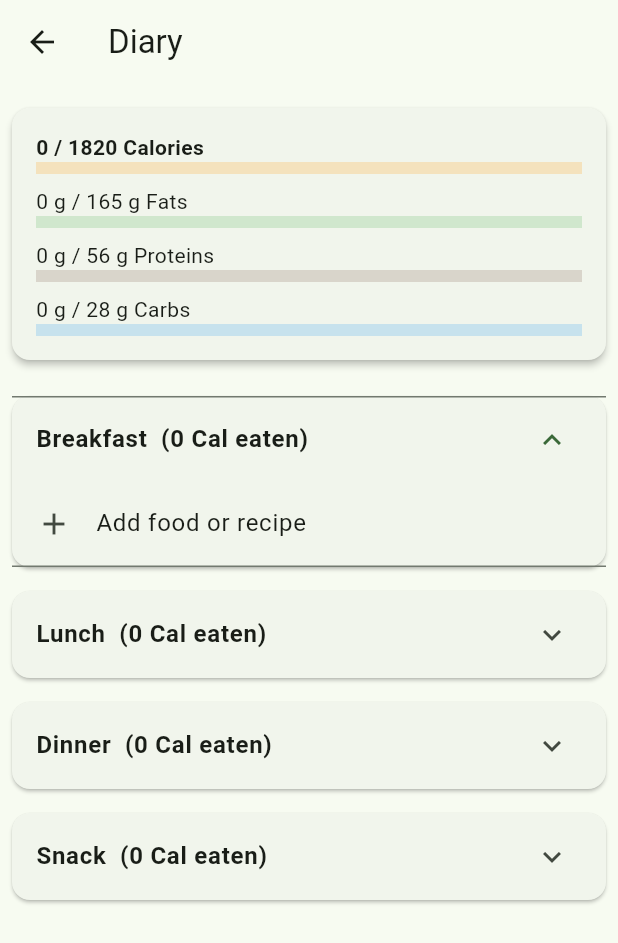
After one commit to Elia-Helou/flutter_project, a Flutter app: the DiaryScreen screen opened by its route, after a tap on an icon or button, on a phone screen of 412 x 824 dp. The commit adds this screen. Shown: the top 943 px of the screen. Run offline on Flutter 3.47's test engine with Material 3 defaults, Android fonts, the light colour scheme and no system bars; our stand-ins replace flutter_dotenv, flutter_markdown, image_picker; missing offline and left inert: bcrypt, postgres.

Commit message:
Progress

```diff
--- a/lib/routes/app_routes.dart
+++ b/lib/routes/app_routes.dart
@@ -6,6 +6,7 @@ import 'package:project/screens/auth/signup_screen.dart';
 import 'package:project/screens/home_screen.dart';
 import 'package:project/screens/profile_screen.dart';
 import 'package:project/screens/scan_food_screen.dart';
+import 'package:project/screens/diary_screen.dart';
 // import 'package:project/screens/search_screen.dart';
 import 'package:project/screens/search_screen.dart';
 // import 'package:project/screens/add_screen.dart';
@@ -22,6 +23,7 @@ class AppRoutes {
   static const String favorites = '/favorites';
   static const String profile = '/profile';
   static const String scanFood = '/scanFood';
+  static const String diary = '/diary';
 
   static Map<String, dynamic> routes = {
     splash: (context) => const SplashScreen(),
@@ -34,5 +36,6 @@ class AppRoutes {
     // favorites: (context) => const FavoritesScreen(),
     profile: (context) => const ProfileScreen(),
     scanFood: (context) => const ScanFoodScreen(),
+    diary: (context) => const DiaryScreen(),
   };
 }
--- /dev/null
+++ b/lib/screens/diary_screen.dart
@@ -0,0 +1,188 @@
+import 'package:flutter/material.dart';
+import 'package:provider/provider.dart';
+import '../services/database_service.dart';
+import '../providers/user_provider.dart';
+import '../core/constants/colors.dart';
+import 'dart:async';
+import 'dart:math';
+
+class DiaryScreen extends StatefulWidget {
+  const DiaryScreen({Key? key}) : super(key: key);
+
+  @override
+  State<DiaryScreen> createState() => _DiaryScreenState();
+}
+
+class _DiaryScreenState extends State<DiaryScreen> {
+  late Future<void> _loadDataFuture;
+  Map<String, dynamic> _totals = {'calories': 0, 'fats': 0, 'protein': 0, 'carbs': 0};
+  Map<String, List<Map<String, dynamic>>> _meals = {
+    'Breakfast': [],
+    'Lunch': [],
+    'Dinner': [],
+    'Snack': [],
+  };
+  final DateTime _today = DateTime.now();
+
+  @override
+  void initState() {
+    super.initState();
+    _loadDataFuture = _loadDiaryData();
+  }
+
+  Future<void> _loadDiaryData() async {
+    final user = Provider.of<UserProvider>(context, listen: false).user;
+    if (user == null) return;
+    final totals = await DatabaseService.instance.fetchDiaryTotalsForDate(user.id, _today);
+    final entries = await DatabaseService.instance.fetchDiaryEntriesForDate(user.id, _today);
+    final meals = {
+      'Breakfast': <Map<String, dynamic>>[],
+      'Lunch': <Map<String, dynamic>>[],
+      'Dinner': <Map<String, dynamic>>[],
+      'Snack': <Map<String, dynamic>>[],
+    };
+    for (final entry in entries) {
+      final meal = entry['meal_type'] ?? 'Other';
+      if (meals.containsKey(meal)) {
+        meals[meal]!.add(entry);
+      }
+    }
+    setState(() {
+      _totals = {
+        'calories': num.tryParse(totals['calories'].toString()) ?? 0,
+        'fats': num.tryParse(totals['fats'].toString()) ?? 0,
+        'protein': num.tryParse(totals['protein'].toString()) ?? 0,
+        'carbs': num.tryParse(totals['carbs'].toString()) ?? 0,
+      };
+      _meals = meals;
+    });
+  }
+
+  Future<void> _removeEntry(int entryId) async {
+    await DatabaseService.instance.deleteFoodDiaryEntry(entryId);
+    await _loadDiaryData();
+  }
+
+  Widget _buildSummary() {
+    // Example targets, you can fetch from user profile if available
+    const int calorieTarget = 1820;
+    const int fatTarget = 165;
+    const int proteinTarget = 56;
+    const int carbTarget = 28;
+    return Card(
+      margin: const EdgeInsets.symmetric(vertical: 16, horizontal: 8),
+      elevation: 2,
+      child: Padding(
+        padding: const EdgeInsets.all(16.0),
+        child: Column(
+          crossAxisAlignment: CrossAxisAlignment.start,
+          children: [
+            Row(
+              children: [
+                Expanded(child: Text('${_totals['calories']} / $calorieTarget Calories', style: const TextStyle(fontWeight: FontWeight.bold))),
+              ],
+            ),
+            _buildProgressBar(_totals['calories'], calorieTarget, Colors.orange),
+            const SizedBox(height: 8),
+            Row(
+              children: [
+                Expanded(child: Text('${_totals['fats']} g / $fatTarget g Fats')),
+              ],
+            ),
+            _buildProgressBar(_totals['fats'], fatTarget, Colors.green),
+            const SizedBox(height: 8),
+            Row(
+              children: [
+                Expanded(child: Text('${_totals['protein']} g / $proteinTarget g Proteins')),
+              ],
+            ),
+            _buildProgressBar(_totals['protein'], proteinTarget, Colors.brown),
+            const SizedBox(height: 8),
+            Row(
+              children: [
+                Expanded(child: Text('${_totals['carbs']} g / $carbTarget g Carbs')),
+              ],
+            ),
+            _buildProgressBar(_totals['carbs'], carbTarget, Colors.blue),
+          ],
+        ),
+      ),
+    );
+  }
+
+  Widget _buildProgressBar(num value, num max, Color color) {
+    final percent = (max > 0) ? (value / max).clamp(0.0, 1.0) : 0.0;
+    return LinearProgressIndicator(
+      value: percent.toDouble(),
+      backgroundColor: color.withOpacity(0.2),
+      valueColor: AlwaysStoppedAnimation<Color>(color),
+      minHeight: 8,
+    );
+  }
+
+  Widget _buildMealSection(String meal) {
+    final entries = _meals[meal] ?? [];
+    final totalMealCalories = entries.fold<num>(
+      0,
+      (sum, e) => sum + (num.tryParse(e['calories'].toString()) ?? 0),
+    );
+    return Card(
+      margin: const EdgeInsets.symmetric(vertical: 8, horizontal: 8),
+      child: ExpansionTile(
+        title: Text('$meal  (${totalMealCalories.toStringAsFixed(0)} Cal eaten)', style: const TextStyle(fontWeight: FontWeight.bold)),
+        children: [
+          ...entries.map((entry) => ListTile(
+                title: Text(_entryName(entry)),
+                subtitle: Text('${entry['calories']} Cal'),
+                trailing: IconButton(
+                  icon: const Icon(Icons.close, color: Colors.red),
+                  onPressed: () => _removeEntry(entry['id']),
+                ),
+              )),
+          ListTile(
+            leading: const Icon(Icons.add),
+            title: const Text('Add food or recipe'),
+            onTap: () {
+              // TODO: Show add food/recipe modal
+            },
+          ),
+        ],
+      ),
+    );
+  }
+
+  String _entryName(Map<String, dynamic> entry) {
+    if (entry['food_id'] != null) {
+      return 'Food #${entry['food_id']}'; // You can fetch food name if needed
+    } else if (entry['recipe_id'] != null) {
+      return 'Recipe #${entry['recipe_id']}'; // You can fetch recipe name if needed
+    }
+    return '?';
+  }
+
+  @override
+  Widget build(BuildContext context) {
+    return Scaffold(
+      appBar: AppBar(
+        title: const Text("Diary"),
+      ),
+      body: FutureBuilder<void>(
+        future: _loadDataFuture,
+        builder: (context, snapshot) {
+          if (snapshot.connectionState == ConnectionState.waiting) {
+            return const Center(child: CircularProgressIndicator());
+          }
+          return ListView(
+            children: [
+              _buildSummary(),
+              _buildMealSection('Breakfast'),
+              _buildMealSection('Lunch'),
+              _buildMealSection('Dinner'),
+              _buildMealSection('Snack'),
+            ],
+          );
+        },
+      ),
+    );
+  }
+}
--- a/lib/screens/home_screen.dart
+++ b/lib/screens/home_screen.dart
@@ -88,6 +88,16 @@ class _HomeScreenState extends State<HomeScreen> {
                         context,
                         MaterialPageRoute(builder: (context) => ChatbotScreen()),
                       );
+                    },
+                  ),
+                ),
+                Padding(
+                  padding: const EdgeInsets.symmetric(horizontal: 16.0),
+                  child: ElevatedButton.icon(
+                    icon: Icon(Icons.restaurant_menu),
+                    label: Text("Track Today's Food"),
+                    onPressed: () {
+                      Navigator.pushNamed(context, '/diary');
                     },
                   ),
                 ),
--- a/lib/services/database_service.dart
+++ b/lib/services/database_service.dart
@@ -519,4 +519,85 @@ class DatabaseService {
       rethrow;
     }
   }
+
+  // Food Diary Methods
+  Future<void> addFoodDiaryEntry({
+    required int userId,
+    required DateTime date,
+    required String mealType,
+    int? foodId,
+    int? recipeId,
+    required double quantity,
+    required double calories,
+    required double fats,
+    required double protein,
+    required double carbs,
+  }) async {
+    final conn = await connection;
+    await conn.execute(
+      Sql.named('''
+        INSERT INTO food_diary_entries (
+          user_id, date, meal_type, food_id, recipe_id, quantity, calories, fats, protein, carbs
+        ) VALUES (
+          @userId, @date, @mealType, @foodId, @recipeId, @quantity, @calories, @fats, @protein, @carbs
+        )
+      '''),
+      parameters: {
+        'userId': userId,
+        'date': date.toIso8601String().substring(0, 10),
+        'mealType': mealType,
+        'foodId': foodId,
+        'recipeId': recipeId,
+        'quantity': quantity,
+        'calories': calories,
+        'fats': fats,
+        'protein': protein,
+        'carbs': carbs,
+      },
+    );
+  }
+
+  Future<void> deleteFoodDiaryEntry(int entryId) async {
+    final conn = await connection;
+    await conn.execute(
+      Sql.named('DELETE FROM food_diary_entries WHERE id = @id'),
+      parameters: {'id': entryId},
+    );
+  }
+
+  Future<List<Map<String, dynamic>>> fetchDiaryEntriesForDate(int userId, DateTime date) async {
+    final conn = await connection;
+    final result = await conn.execute(
+      Sql.named('''
+        SELECT * FROM food_diary_entries
+        WHERE user_id = @userId AND date = @date
+        ORDER BY meal_type, created_at
+      '''),
+      parameters: {
+        'userId': userId,
+        'date': date.toIso8601String().substring(0, 10),
+      },
+    );
+    return result.map((row) => row.toColumnMap()).toList();
+  }
+
+  Future<Map<String, dynamic>> fetchDiaryTotalsForDate(int userId, DateTime date) async {
+    final conn = await connection;
+    final result = await conn.execute(
+      Sql.named('''
+        SELECT
+          COALESCE(SUM(calories),0) AS calories,
+          COALESCE(SUM(fats),0) AS fats,
+          COALESCE(SUM(protein),0) AS protein,
+          COALESCE(SUM(carbs),0) AS carbs
+        FROM food_diary_entries
+        WHERE user_id = @userId AND date = @date
+      '''),
+      parameters: {
+        'userId': userId,
+        'date': date.toIso8601String().substring(0, 10),
+      },
+    );
+    return result.isNotEmpty ? result.first.toColumnMap() : {'calories': 0, 'fats': 0, 'protein': 0, 'carbs': 0};
+  }
 }
```
